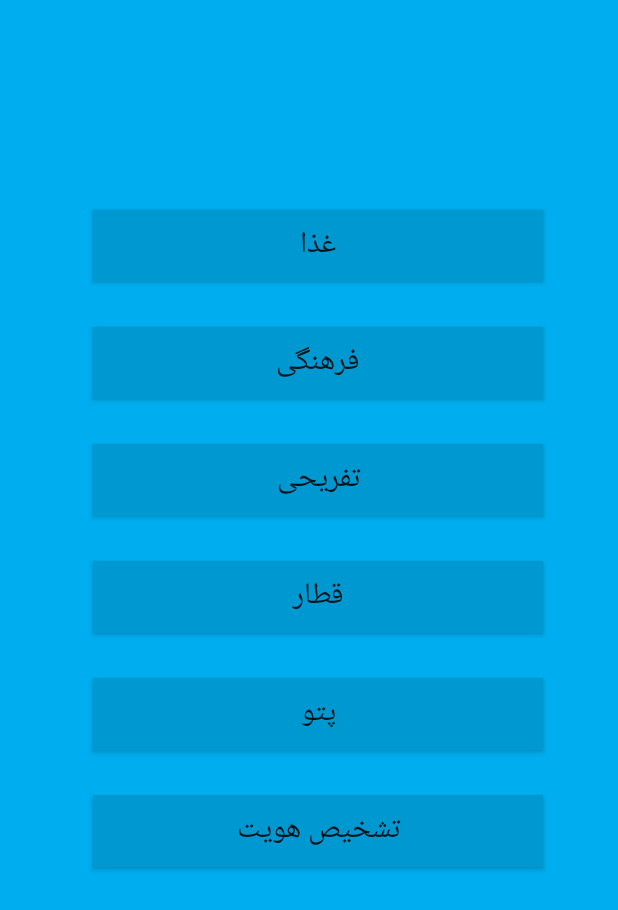
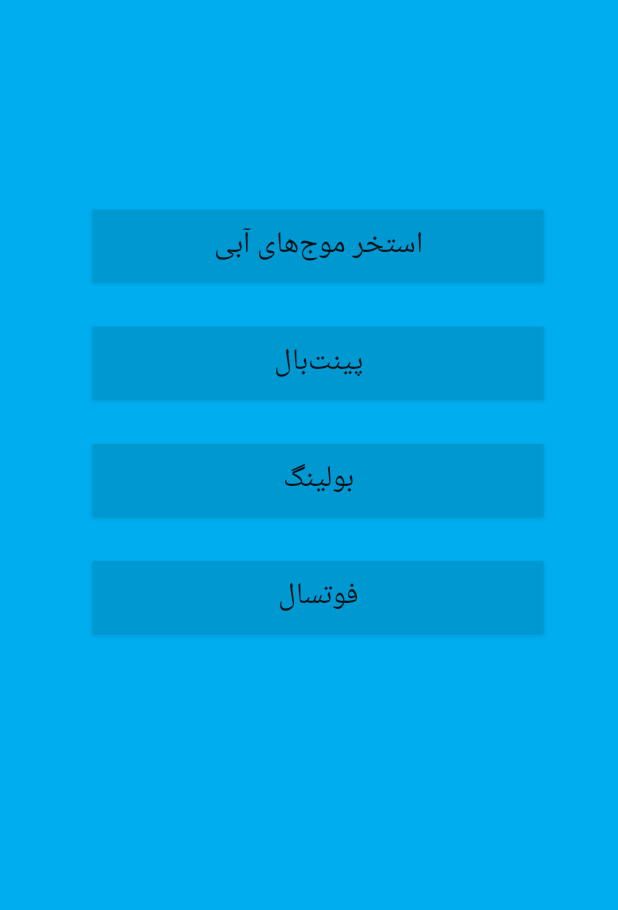
Before and after one commit to maghasemzadeh/PaboosYar, an Android app: the screen it shows after launch (MainActivity before the commit, RecreationalActivity after it), after a tap on "تفریحی", on a phone screen of 412 x 824 dp. Shown: the top 910 px of the screen. Run offline under Robolectric (Android 15) with nearby library versions, the phone set to English and light mode, and no system bars; libraries missing offline, so code that uses them is left out: com.google.android.gms.

Commit message:
Recreational Activity completed.

```diff
--- a/app/src/main/AndroidManifest.xml
+++ b/app/src/main/AndroidManifest.xml
@@ -17,7 +17,8 @@
         android:roundIcon="@mipmap/ic_paboos_round"
         android:supportsRtl="true"
         android:theme="@style/AppTheme">
-        <activity android:name=".RecreationalActivity"></activity>
+        <activity android:name=".CulturalActivity"></activity>
+        <activity android:name=".RecreationalActivity" />
         <activity android:name=".MainActivity">
             <intent-filter>
                 <action android:name="android.intent.action.MAIN" />
@@ -26,7 +27,7 @@
             </intent-filter>
         </activity>
         <activity android:name=".LoginActivity" />
-        <activity android:name=".WelcomeActivity"></activity>
+        <activity android:name=".WelcomeActivity" />
         <activity android:name=".ScannerActivity" />
     </application>
 
--- a/app/src/main/java/com/example/paboosyar/MainActivity.java
+++ b/app/src/main/java/com/example/paboosyar/MainActivity.java
@@ -60,5 +60,8 @@ public class MainActivity extends AppCompatActivity {
     }
 
     public void showRecreational(View view) {
+        Intent intent = new Intent(MainActivity.this, RecreationalActivity.class);
+        startActivity(intent);
     }
+
 }
--- a/app/src/main/res/layout/activity_recreational.xml
+++ b/app/src/main/res/layout/activity_recreational.xml
@@ -4,6 +4,64 @@
     xmlns:tools="http://schemas.android.com/tools"
     android:layout_width="match_parent"
     android:layout_height="match_parent"
-    tools:context=".RecreationalActivity">
+    tools:context=".RecreationalActivity"
+    android:background="@color/paboos_blue">
+
+    <Button
+        android:id="@+id/activity_main_pool_button"
+        android:layout_width="@dimen/default_width"
+        android:layout_height="wrap_content"
+        android:layout_marginTop="@dimen/main_activity_top_margin"
+        android:layout_marginEnd="@dimen/right_margin"
+        android:background="@color/paboos_dark_blue"
+        android:text="@string/blue_waves_pool"
+        android:textSize="@dimen/default_text_size"
+        app:layout_constraintRight_toRightOf="parent"
+        app:layout_constraintTop_toTopOf="parent"
+        android:onClick="showPool"/>
+
+
+    <Button
+        android:id="@+id/activity_main_paintball_button"
+        android:layout_width="@dimen/default_width"
+        android:layout_height="wrap_content"
+        app:layout_constraintTop_toBottomOf="@id/activity_main_pool_button"
+        app:layout_constraintRight_toRightOf="parent"
+        android:layout_marginTop="@dimen/top_margin"
+        android:layout_marginEnd="@dimen/right_margin"
+        android:background="@color/paboos_dark_blue"
+        android:text="@string/paintball"
+        android:textSize="@dimen/default_text_size"
+        android:onClick="showPaintball"/>
+
+    <Button
+        android:id="@+id/activity_main_bowling_button"
+        android:layout_width="@dimen/default_width"
+        android:layout_height="wrap_content"
+        app:layout_constraintTop_toBottomOf="@id/activity_main_paintball_button"
+        app:layout_constraintRight_toRightOf="parent"
+        android:layout_marginTop="@dimen/top_margin"
+        android:layout_marginEnd="@dimen/right_margin"
+        android:background="@color/paboos_dark_blue"
+        android:text="@string/bowling"
+        android:textSize="@dimen/default_text_size"
+        android:onClick="showBowling"/>
+
+
+    <Button
+        android:id="@+id/activity_main_futsal_button"
+        android:layout_width="@dimen/default_width"
+        android:layout_height="wrap_content"
+        app:layout_constraintTop_toBottomOf="@id/activity_main_bowling_button"
+        app:layout_constraintRight_toRightOf="parent"
+        android:layout_marginTop="@dimen/top_margin"
+        android:layout_marginEnd="@dimen/right_margin"
+        android:background="@color/paboos_dark_blue"
+        android:text="@string/futsal"
+        android:textSize="@dimen/default_text_size"
+        android:onClick="showFutsal" />
+
+
+
 
 </androidx.constraintlayout.widget.ConstraintLayout>
--- a/app/src/main/res/values/strings.xml
+++ b/app/src/main/res/values/strings.xml
@@ -22,6 +22,10 @@
     <string name="train">قطار</string>
     <string name="blanket">پتو</string>
     <string name="entity">تشخیص هویت</string>
+    <string name="blue_waves_pool">استخر موج‌های آبی</string>
+    <string name="futsal">فوتسال</string>
+    <string name="bowling">بولینگ</string>
+    <string name="paintball">پینت‌بال</string>
 
 
     <string-array name="actions">
```
Also changed, not shown: app/src/main/java/com/example/paboosyar/RecreationalActivity.java (+37 -0 lines).
